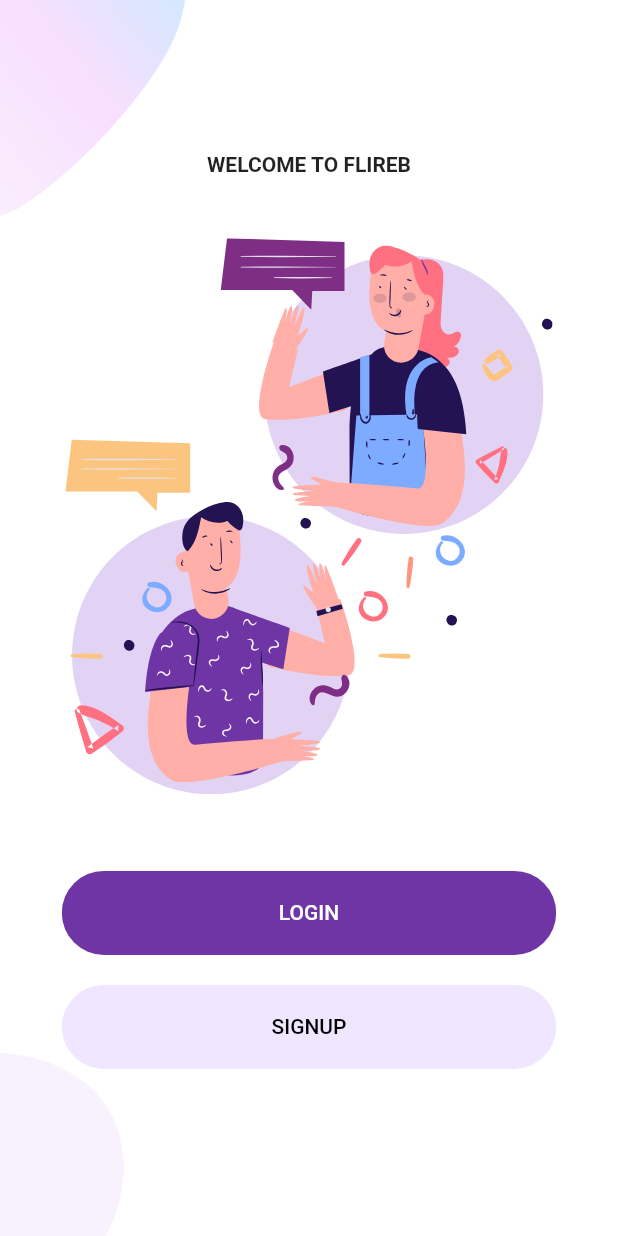
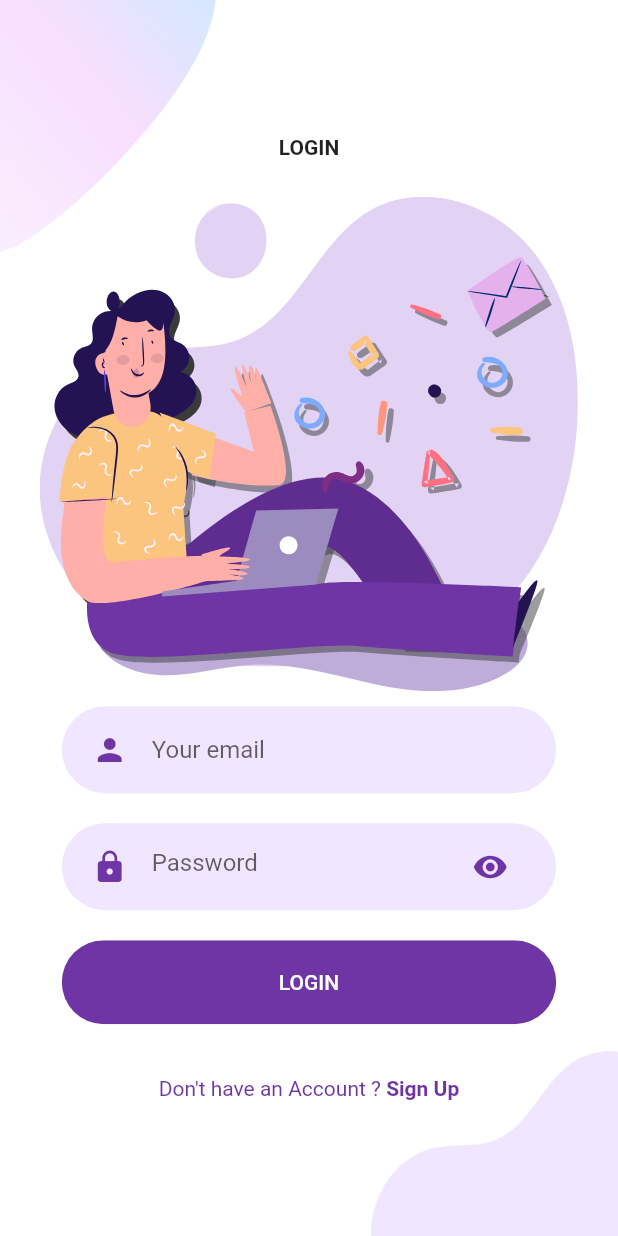
Before and after one commit to hasunnilupul/flutter_firebase, a Flutter app: the screen it shows after launch, after a tap on "LOGIN", on a phone screen of 412 x 824 dp. Run offline on Flutter 3.47's test engine with Material 2 defaults, Android fonts, the phone set to English and light mode, and no system bars; our stand-ins replace flutter_svg.

Commit message:
Login Page

```diff
--- /dev/null
+++ b/lib/Screens/Login/components/background.dart
@@ -0,0 +1,39 @@
+import 'package:flutter/material.dart';
+import 'package:flutter/cupertino.dart';
+
+class Background extends StatelessWidget {
+  const Background({Key? key, required this.child}) : super(key: key);
+
+  final Widget child;
+
+  @override
+  Widget build(BuildContext context) {
+    Size size = MediaQuery.of(context).size;
+    return Container(
+      width: double.infinity,
+      height: size.height,
+      child: Stack(
+        alignment: Alignment.center,
+        children: [
+          Positioned(
+            top: 0,
+            left: 0,
+            child: Image.asset(
+              'assets/images/main_top.png',
+              width: size.width * 0.35,
+            ),
+          ),
+          Positioned(
+            bottom: 0,
+            right: 0,
+            child: Image.asset(
+              'assets/images/login_bottom.png',
+              width: size.width * 0.4,
+            ),
+          ),
+          child,
+        ],
+      ),
+    );
+  }
+}
--- /dev/null
+++ b/lib/Screens/Login/components/body.dart
@@ -0,0 +1,51 @@
+import 'package:flutter/cupertino.dart';
+import 'package:flutter/material.dart';
+import 'package:flutter_svg/svg.dart';
+
+import '../../../components/already_have_an_account_check.dart';
+import '../../../components/rounded_button.dart';
+import '../../../components/rounded_input_field.dart';
+import '../../../components/rounded_password_field.dart';
+import 'background.dart';
+
+class Body extends StatelessWidget {
+  const Body({Key? key}) : super(key: key);
+
+  @override
+  Widget build(BuildContext context) {
+    Size size = MediaQuery.of(context).size;
+    return Background(
+      child: Column(
+        mainAxisAlignment: MainAxisAlignment.center,
+        children: [
+          Text(
+            'LOGIN',
+            style: TextStyle(fontWeight: FontWeight.bold),
+          ),
+          SizedBox(
+            height: size.height * 0.03,
+          ),
+          SvgPicture.asset(
+            'assets/icons/login.svg',
+            height: size.height * 0.4,
+          ),
+          RoundedInputField(
+            hintText: 'Your email',
+            icon: Icons.person,
+            onChanged: (text) {},
+          ),
+          RoundedPasswordField(
+            onChanged: (text) {},
+          ),
+          RoundedButton(text: 'LOGIN', press: () {}),
+          SizedBox(
+            height: size.height * 0.03,
+          ),
+          AlreadyHaveAnAccountCheck(
+            press: () {},
+          )
+        ],
+      ),
+    );
+  }
+}
--- /dev/null
+++ b/lib/Screens/Login/login_screen.dart
@@ -0,0 +1,16 @@
+import 'package:flutter/material.dart';
+import 'package:flutter/cupertino.dart';
+
+import 'components/body.dart';
+
+class LoginScreen extends StatelessWidget {
+  const LoginScreen({Key? key}) : super(key: key);
+
+  @override
+  Widget build(BuildContext context) {
+    Size size = MediaQuery.of(context).size;
+    return Scaffold(
+      body: Body(),
+    );
+  }
+}
--- a/lib/Screens/Welcome/components/body.dart
+++ b/lib/Screens/Welcome/components/body.dart
@@ -1,5 +1,6 @@
 import 'package:flutter/cupertino.dart';
 import 'package:flutter/material.dart';
+import '../../Login/login_screen.dart';
 import '../../../components/rounded_button.dart';
 import 'package:flutter_svg/flutter_svg.dart';
 
@@ -31,7 +32,13 @@ class Body extends StatelessWidget {
             SizedBox(height: size.height * 0.05,),
             RoundedButton(
               text: 'LOGIN',
-              press: () {},
+              press: () {
+                Navigator.push(context, MaterialPageRoute(
+                    builder: (context){
+                      return LoginScreen();
+                    }),
+                );
+              },
             ),
             RoundedButton(
               text: 'SIGNUP',
--- /dev/null
+++ b/lib/components/already_have_an_account_check.dart
@@ -0,0 +1,36 @@
+import 'package:flutter/material.dart';
+import 'package:flutter/cupertino.dart';
+
+import '../constants.dart';
+
+class AlreadyHaveAnAccountCheck extends StatelessWidget {
+  const AlreadyHaveAnAccountCheck({Key? key, this.login = true, required this.press}) : super(key: key);
+
+  final bool login;
+  final Function() press;
+
+  @override
+  Widget build(BuildContext context) {
+    return Row(
+      mainAxisAlignment: MainAxisAlignment.center,
+      children: [
+        Text(
+          login ? "Don't have an Account ? " : "Already have an Account ? ",
+          style: TextStyle(
+            color: primaryColor,
+          ),
+        ),
+        GestureDetector(
+          child: Text(
+            login ? "Sign Up" : "Sign In",
+            style: TextStyle(
+                color: primaryColor,
+                fontWeight: FontWeight.bold
+            ),
+          ),
+          onTap: press,
+        )
+      ],
+    );
+  }
+}
--- /dev/null
+++ b/lib/components/rounded_input_field.dart
@@ -0,0 +1,35 @@
+import 'package:flutter/material.dart';
+import 'package:flutter/cupertino.dart';
+
+import '../constants.dart';
+import 'text_field_container.dart';
+
+class RoundedInputField extends StatelessWidget {
+  const RoundedInputField(
+      {Key? key,
+        required this.hintText,
+        required this.icon,
+        required this.onChanged})
+      : super(key: key);
+
+  final String hintText;
+  final IconData icon;
+  final ValueChanged<String> onChanged;
+
+  @override
+  Widget build(BuildContext context) {
+    return TextFieldContainer(
+      child: TextField(
+        decoration: InputDecoration(
+          icon: Icon(
+            icon,
+            color: primaryColor,
+          ),
+          hintText: hintText,
+          border: InputBorder.none,
+        ),
+        onChanged: onChanged,
+      ),
+    );
+  }
+}
--- /dev/null
+++ b/lib/components/rounded_password_field.dart
@@ -0,0 +1,33 @@
+import 'package:flutter/material.dart';
+import 'package:flutter/cupertino.dart';
+
+import '../constants.dart';
+import 'text_field_container.dart';
+
+class RoundedPasswordField extends StatelessWidget {
+  const RoundedPasswordField({Key? key, required this.onChanged}) : super(key: key);
+
+  final ValueChanged<String> onChanged;
+
+  @override
+  Widget build(BuildContext context) {
+    return TextFieldContainer(
+        child: TextField(
+          obscureText: true,
+          decoration: InputDecoration(
+            hintText: 'Password',
+            icon: Icon(
+              Icons.lock,
+              color: primaryColor,
+            ),
+            suffixIcon: Icon(
+              Icons.visibility,
+              color: primaryColor,
+            ),
+            border: InputBorder.none,
+          ),
+          onChanged: onChanged,
+        )
+    );
+  }
+}
--- /dev/null
+++ b/lib/components/text_field_container.dart
@@ -0,0 +1,25 @@
+import 'package:flutter/material.dart';
+import 'package:flutter/cupertino.dart';
+
+import '../constants.dart';
+
+class TextFieldContainer extends StatelessWidget {
+  const TextFieldContainer({Key? key, required this.child}) : super(key: key);
+
+  final Widget child;
+
+  @override
+  Widget build(BuildContext context) {
+    Size size = MediaQuery.of(context).size;
+    return Container(
+      width: size.width * 0.8,
+      margin: EdgeInsets.symmetric(vertical: 10),
+      padding: EdgeInsets.symmetric(horizontal: 20, vertical: 5),
+      decoration: BoxDecoration(
+        color: primaryLightColor,
+        borderRadius: BorderRadius.circular(29),
+      ),
+      child: child,
+    );
+  }
+}
```
